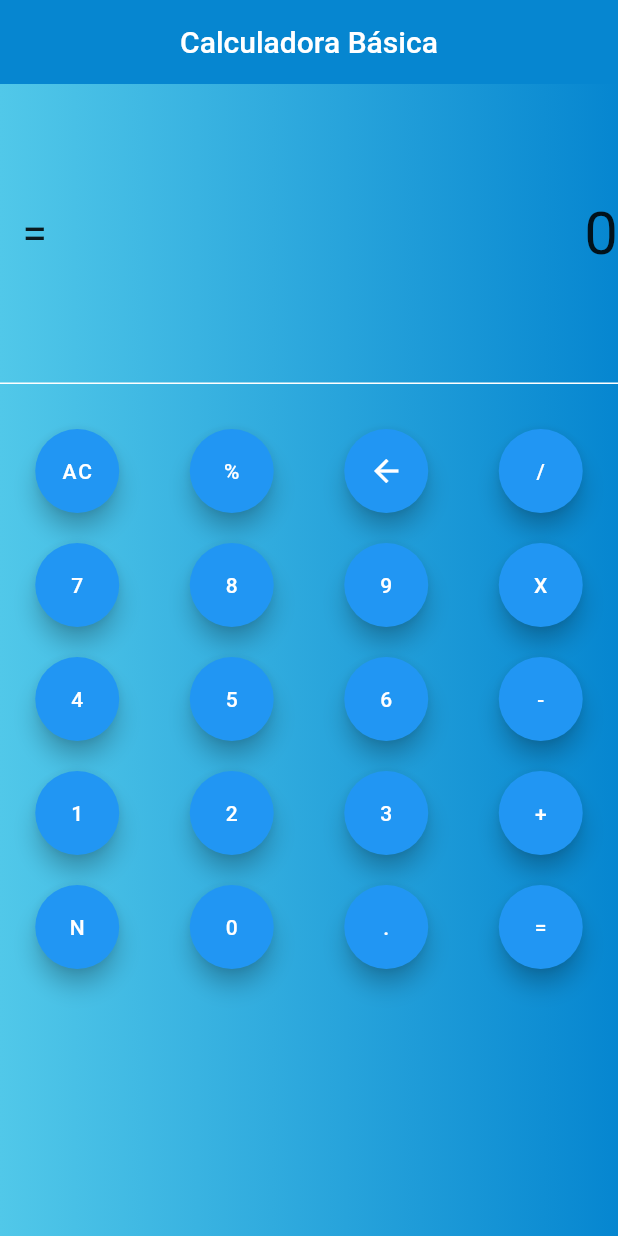
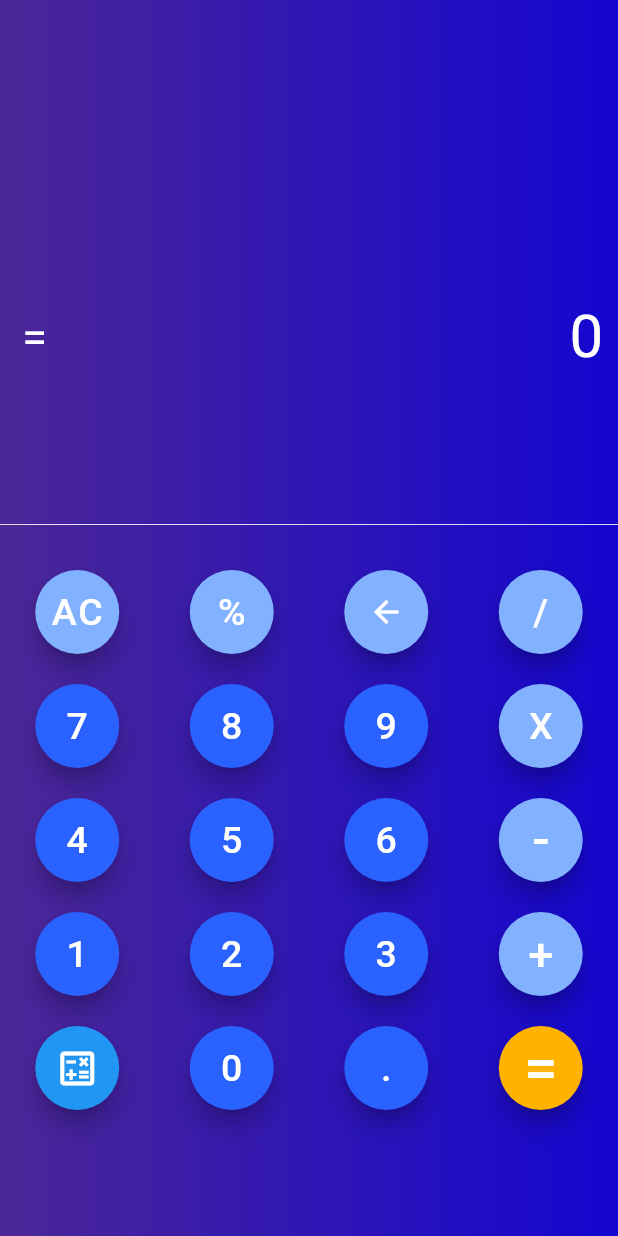
Before and after one commit to hdeza/Calculadora_App, a Flutter app: the screen it shows after launch, on a phone screen of 412 x 824 dp. Run offline on Flutter 3.47's test engine with Material 2 defaults, Android fonts, the light colour scheme and no system bars.

Commit message:
Se modificó la interfaz logrando un mejor diseño.

```diff
--- a/lib/screens/calculadora_screen.dart
+++ b/lib/screens/calculadora_screen.dart
@@ -92,43 +92,62 @@ class _CalculadoraScreenState extends State<CalculadoraScreen> {
   @override
   Widget build(BuildContext context) {
     return Scaffold(
-      appBar: AppBar(
-        title: const Text('Calculadora Básica'),
-        centerTitle: true,
-        elevation: 0,
-        backgroundColor: const Color.fromARGB(255, 6, 134, 208),
-      ),
+      // appBar: AppBar(
+      //   title: const Text('Calculadora Básica By Armando Hdeza',
+      //       style: TextStyle(fontWeight: FontWeight.bold)),
+      //   centerTitle: true,
+      //   elevation: 0,
+      //   backgroundColor: Color.fromARGB(255, 30, 1, 90),
+      // ),
       body: Column(
         children: [
-          Container(
-            height: 200,
+          Column(
+            children: [
+              SizedBox(
+                height: 100,
+                child: Container(
                     decoration: const BoxDecoration(
                   gradient: LinearGradient(
                       begin: Alignment.centerLeft,
                       end: Alignment.centerRight,
                       colors: <Color>[
-                      Color.fromARGB(255, 81, 200, 233),
-                      Color.fromARGB(255, 6, 134, 208),
+                        Color.fromARGB(255, 76, 39, 151),
+                        Color.fromARGB(255, 20, 6, 208),
                       ]),
-                border: Border(bottom: BorderSide(color: Colors.white))),
+                )),
+              ),
+              Container(
+                height: 250,
+                decoration: const BoxDecoration(
+                    gradient: LinearGradient(
+                        begin: Alignment.centerLeft,
+                        end: Alignment.centerRight,
+                        colors: <Color>[
+                          Color.fromARGB(255, 76, 39, 151),
+                          Color.fromARGB(255, 20, 6, 208),
+                        ]),
+                    border: Border(
+                        bottom: BorderSide(color: Colors.white, width: 0.5))),
                 child: Row(
                   mainAxisAlignment: MainAxisAlignment.spaceBetween,
                   children: [
                     const Text(
                       '  =',
-                  style: TextStyle(fontSize: 30),
+                      style: TextStyle(fontSize: 30, color: Colors.white),
                     ),
                     const SizedBox(
                       width: 10,
                     ),
                     Flexible(
                         child: Text(
-                  dato,
-                  style: const TextStyle(fontSize: 40),
+                      '$dato ',
+                      style: const TextStyle(fontSize: 40, color: Colors.white),
                       maxLines: 2,
                     )),
                   ],
                 ),
+              ),
+            ],
           ),
           Expanded(
             child: Container(
@@ -137,8 +156,8 @@ class _CalculadoraScreenState extends State<CalculadoraScreen> {
                         begin: Alignment.centerLeft,
                         end: Alignment.centerRight,
                         colors: <Color>[
-                      Color.fromARGB(255, 81, 200, 233),
-                      Color.fromARGB(255, 6, 134, 208),
+                      Color.fromARGB(255, 76, 39, 151),
+                      Color.fromARGB(255, 20, 6, 208),
                     ])),
                 child: CustomBottoms(
                   reset: reset,
--- a/lib/screens/custom_bottoms.dart
+++ b/lib/screens/custom_bottoms.dart
@@ -27,19 +27,23 @@ class CustomBottoms extends StatelessWidget {
           children: [
             FloatingActionButton(
               onPressed: () => reset(),
-              child: const Text('AC'),
+              backgroundColor: Colors.blueAccent.shade100,
+              child: const Text('AC', style: TextStyle(fontSize: 25)),
             ),
             FloatingActionButton(
               onPressed: () => porcent(),
-              child: const Text('%'),
+              backgroundColor: Colors.blueAccent.shade100,
+              child: const Text('%', style: TextStyle(fontSize: 25)),
             ),
             FloatingActionButton(
               onPressed: () => delete(),
-              child: Icon(Icons.arrow_back),
+              backgroundColor: Colors.blueAccent.shade100,
+              child: const Icon(Icons.arrow_back),
             ),
             FloatingActionButton(
               onPressed: () => operacion('/'),
-              child: const Text('/'),
+              backgroundColor: Colors.blueAccent.shade100,
+              child: const Text('/', style: TextStyle(fontSize: 25)),
             ),
           ],
         ),
@@ -51,19 +55,29 @@ class CustomBottoms extends StatelessWidget {
           children: [
             FloatingActionButton(
               onPressed: () => numeros('7'),
-              child: const Text('7'),
+              backgroundColor: Colors.blueAccent.shade700,
+              child: const Text(
+                '7',
+                style: TextStyle(fontSize: 25),
+              ),
             ),
             FloatingActionButton(
               onPressed: () => numeros('8'),
-              child: const Text('8'),
+              backgroundColor: Colors.blueAccent.shade700,
+              child: const Text(
+                '8',
+                style: TextStyle(fontSize: 25),
+              ),
             ),
             FloatingActionButton(
               onPressed: () => numeros('9'),
-              child: const Text('9'),
+              backgroundColor: Colors.blueAccent.shade700,
+              child: const Text('9', style: TextStyle(fontSize: 25)),
             ),
             FloatingActionButton(
               onPressed: () => operacion('X'),
-              child: const Text('X'),
+              backgroundColor: Colors.blueAccent.shade100,
+              child: const Text('X', style: TextStyle(fontSize: 25)),
             ),
           ],
         ),
@@ -75,19 +89,23 @@ class CustomBottoms extends StatelessWidget {
           children: [
             FloatingActionButton(
               onPressed: () => numeros('4'),
-              child: const Text('4'),
+              backgroundColor: Colors.blueAccent.shade700,
+              child: const Text('4', style: TextStyle(fontSize: 25)),
             ),
             FloatingActionButton(
               onPressed: () => numeros('5'),
-              child: const Text('5'),
+              backgroundColor: Colors.blueAccent.shade700,
+              child: const Text('5', style: TextStyle(fontSize: 25)),
             ),
             FloatingActionButton(
               onPressed: () => numeros('6'),
-              child: const Text('6'),
+              backgroundColor: Colors.blueAccent.shade700,
+              child: const Text('6', style: TextStyle(fontSize: 25)),
             ),
             FloatingActionButton(
               onPressed: () => operacion('-'),
-              child: const Text('-'),
+              backgroundColor: Colors.blueAccent.shade100,
+              child: const Text('-', style: TextStyle(fontSize: 35)),
             ),
           ],
         ),
@@ -99,19 +117,23 @@ class CustomBottoms extends StatelessWidget {
           children: [
             FloatingActionButton(
               onPressed: () => numeros('1'),
-              child: const Text('1'),
+              backgroundColor: Colors.blueAccent.shade700,
+              child: const Text('1', style: TextStyle(fontSize: 25)),
             ),
             FloatingActionButton(
               onPressed: () => numeros('2'),
-              child: const Text('2'),
+              backgroundColor: Colors.blueAccent.shade700,
+              child: const Text('2', style: TextStyle(fontSize: 25)),
             ),
             FloatingActionButton(
               onPressed: () => numeros('3'),
-              child: const Text('3'),
+              backgroundColor: Colors.blueAccent.shade700,
+              child: const Text('3', style: TextStyle(fontSize: 25)),
             ),
             FloatingActionButton(
               onPressed: () => operacion('+'),
-              child: const Text('+'),
+              backgroundColor: Colors.blueAccent.shade100,
+              child: const Text('+', style: TextStyle(fontSize: 30)),
             ),
           ],
         ),
@@ -123,19 +145,22 @@ class CustomBottoms extends StatelessWidget {
           children: [
             const FloatingActionButton(
               onPressed: null,
-              child: Text('N'),
+              child: Icon(Icons.calculate_outlined, size: 30),
             ),
             FloatingActionButton(
               onPressed: () => numeros('0'),
-              child: const Text('0'),
+              backgroundColor: Colors.blueAccent.shade700,
+              child: const Text('0', style: TextStyle(fontSize: 25)),
             ),
             FloatingActionButton(
               onPressed: () => numeros('.'),
-              child: const Text('.'),
+              backgroundColor: Colors.blueAccent.shade700,
+              child: const Text('.', style: TextStyle(fontSize: 25)),
             ),
             FloatingActionButton(
               onPressed: () => operacion('='),
-              child: const Text('='),
+              backgroundColor: Colors.amber.shade600,
+              child: const Text('=', style: TextStyle(fontSize: 40)),
             ),
           ],
         )
```
Lines whose indentation alone changed are shown as unchanged.
